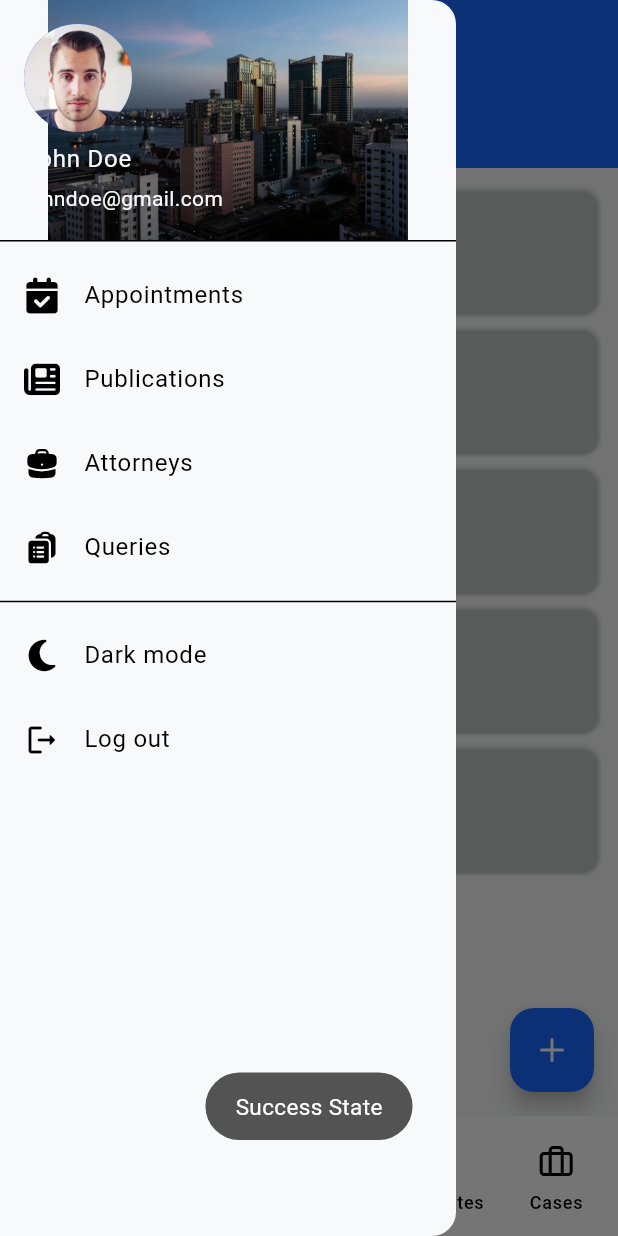
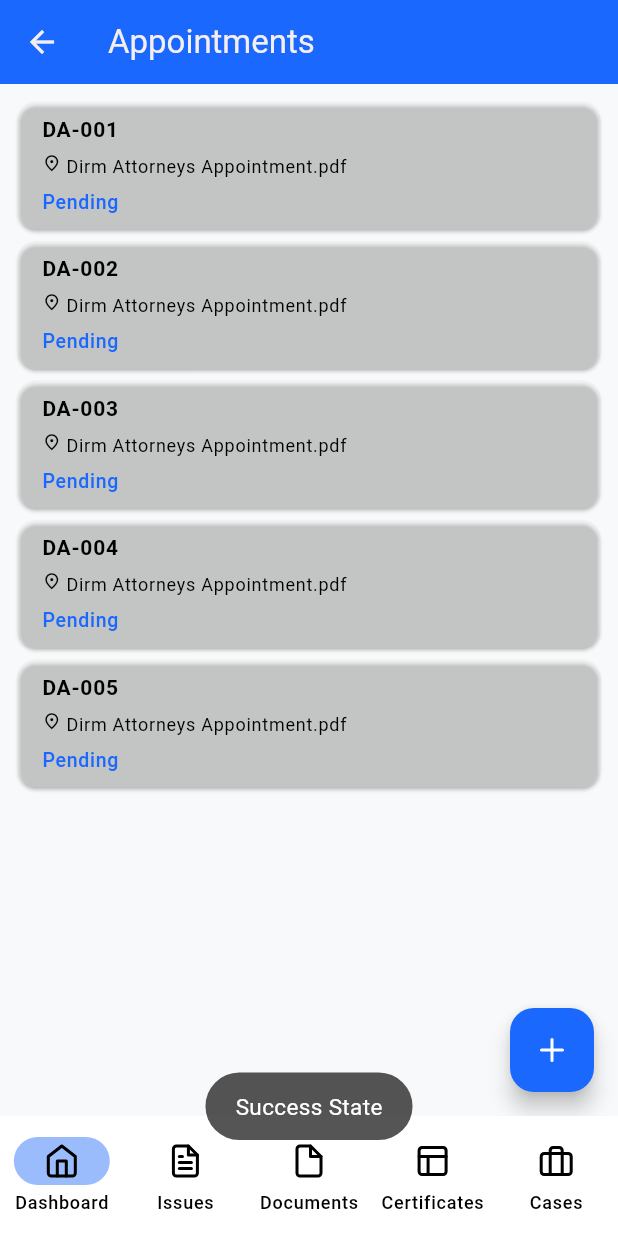
Before and after one commit to infinite-dev22/law_mobile_app, a Flutter app: the screen it shows after launch, in the side drawer, after a tap on "Appointments", on a phone screen of 412 x 824 dp. Run offline on Flutter 3.47's test engine with Material 3 defaults, Android fonts, the phone set to English and light mode, and no system bars; our stand-ins replace awesome_extensions, bloc, equatable, flutter_bloc, flutter_feather_icons, go_router and 2 more.

Commit message:
Make navigation better

```diff
--- a/lib/dashboard/presentation/pages/dashboard_page.dart
+++ b/lib/dashboard/presentation/pages/dashboard_page.dart
@@ -2,6 +2,8 @@
 import 'package:flutter_bloc/flutter_bloc.dart';
 
 import '../../../Global/Theming/bloc/theme_manager_bloc.dart';
+import '../../../Global/Variables/colors.dart';
+import '../../../Global/Widgets/app_drawer.dart';
 
 class DashboardPage extends StatelessWidget {
   const DashboardPage({super.key});
@@ -10,8 +12,14 @@
   Widget build(BuildContext context) {
     return BlocBuilder<ThemeManagerBloc, ThemeManagerState>(
         builder: (context, state) {
-      return const Scaffold(
-        body: Center(
+      return Scaffold(
+        appBar: AppBar(
+          title: const Text("Dashboard"),
+          backgroundColor: AppColors.primary,
+          foregroundColor: AppColors.lighterColor,
+        ),
+        drawer: const AppDrawer(),
+        body: const Center(
           child: Text("Welcome"),
         ),
       );
--- a/lib/root/presentation/pages/root_page.dart
+++ b/lib/root/presentation/pages/root_page.dart
@@ -36,65 +36,6 @@
   Widget build(BuildContext context) {
     return BlocBuilder<NavBarBloc, NavBarState>(builder: (context, state) {
       return Scaffold(
-        appBar: AppBar(
-          title: const Text("Dirm Attorneys"),
-          backgroundColor: AppColors.primary,
-          foregroundColor: AppColors.lighterColor,
-        ),
-        drawer: Drawer(
-          child: ListView(
-            padding: EdgeInsets.zero,
-            children: [
-              const UserAccountsDrawerHeader(
-                accountName: Text("John Doe"),
-                accountEmail: Text("johndoe@gmail.com"),
-                currentAccountPicture: CircleAvatar(
-                  foregroundImage: AssetImage("assets/images/user.jpg"),
-                ),
-                decoration: BoxDecoration(
-                    image: DecorationImage(
-                        image: AssetImage("assets/images/app_backgroud.jpg"))),
-              ),
-              ListTile(
-                leading: const Icon(FontAwesome.calendar_check),
-                title: const Text("Appointments"),
-                onTap: () => GoRouter.of(context).goNamed('appointments'),
-              ),
-              ListTile(
-                leading: const Icon(FontAwesome.newspaper),
-                title: const Text("Publications"),
-                onTap: () => GoRouter.of(context).goNamed('publications'),
-              ),
-              ListTile(
-                leading: const Icon(HeroIcons.briefcase),
-                title: const Text("Attorneys"),
-                onTap: () => GoRouter.of(context).goNamed('attorneys'),
-              ),
-              ListTile(
-                leading: const Icon(HeroIcons.clipboard_document_list),
-                title: const Text("Queries"),
-                onTap: () => GoRouter.of(context).goNamed('queries'),
-              ),
-              const Divider(),
-              ListTile(
-                leading: (Theme.of(context).brightness == Brightness.dark)
-                    ? const Icon(FontAwesome.sun)
-                    : const Icon(FontAwesome.moon),
-                title: Text((Theme.of(context).brightness == Brightness.dark)
-                    ? "Light mode"
-                    : "Dark mode"),
-                onTap: () => context.read<ThemeManagerBloc>().add(
-                    SwitchThemeEvent(
-                        !(Theme.of(context).brightness == Brightness.dark))),
-              ),
-              ListTile(
-                leading: const Icon(Icons.logout_rounded),
-                title: const Text("Log out"),
-                onTap: () => GoRouter.of(context).goNamed('login'),
-              ),
-            ],
-          ),
-        ),
         backgroundColor: Theme.of(context).colorScheme.surface,
         floatingActionButtonLocation: FloatingActionButtonLocation.centerDocked,
         resizeToAvoidBottomInset: false,
```
Also changed, not shown: lib/legal_cases/presentation/pages/legal_cases_page.dart (+8 -1 lines), lib/legal_certificates/presentation/pages/legal_certificates_page.dart (+10 -2 lines), lib/legal_documents/presentation/pages/legal_documents_page.dart (+7 -0 lines), lib/legal_issues/presentation/pages/legal_issues_page.dart (+8 -0 lines), lib/main.dart (+6 -3 lines).
